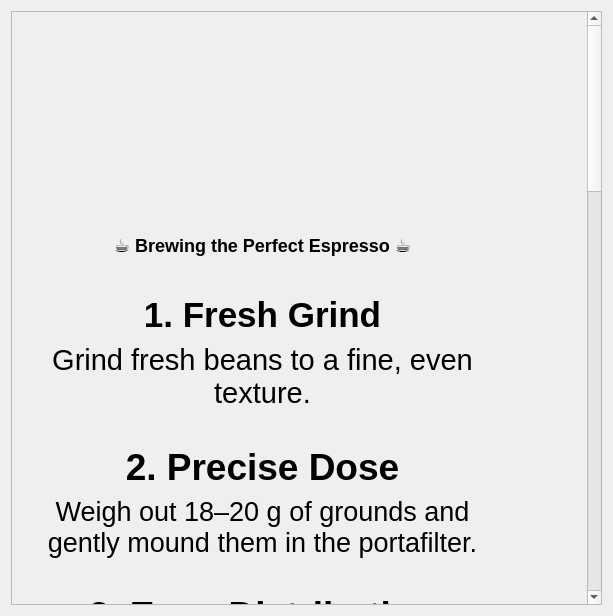
First picture: the form in kaffeknekt/GUI_firstDraft/coffeinstructionsdialog.ui, repository martintara/kaffeknekt, before the edit.
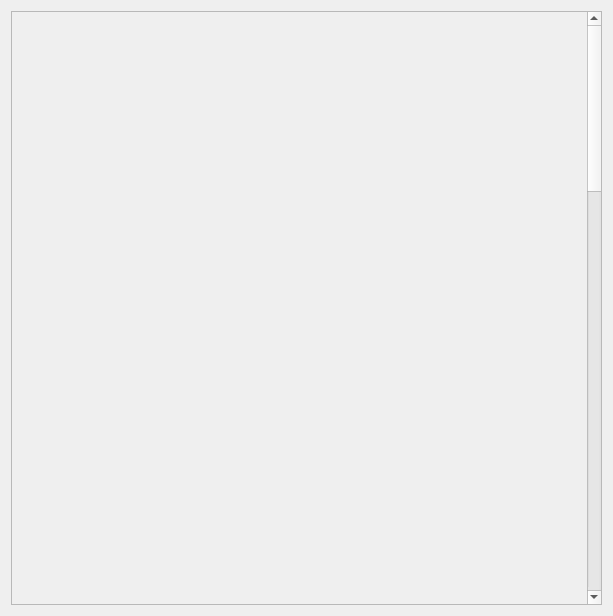
Second picture: the form after the edit. Icons and pictures are not drawn.

```diff
--- a/kaffeknekt/GUI_firstDraft/coffeinstructionsdialog.ui
+++ b/kaffeknekt/GUI_firstDraft/coffeinstructionsdialog.ui
@@ -24,8 +24,8 @@
        <rect>
         <x>0</x>
         <y>0</y>
-        <width>2247</width>
-        <height>2473</height>
+        <width>2094</width>
+        <height>2018</height>
        </rect>
       </property>
       <layout class="QGridLayout" name="gridLayout_2">
@@ -77,13 +77,13 @@
 </string>
          </property>
          <property name="frameShape">
-          <enum>QFrame::Shape::StyledPanel</enum>
+          <enum>QFrame::NoFrame</enum>
          </property>
          <property name="text">
           <string>&lt;html&gt;&lt;head/&gt;&lt;body&gt;&lt;h2 align=&quot;center&quot; style=&quot; margin-top:16px; margin-bottom:12px; margin-left:0px; margin-right:0px; -qt-block-indent:0; text-indent:0px;&quot;&gt;&lt;span style=&quot; font-size:48pt; font-weight:700;&quot;&gt;☕️ Brewing the Perfect Espresso ☕️&lt;/span&gt;&lt;/h2&gt;&lt;p align=&quot;center&quot;&gt;&lt;span style=&quot; font-size:26pt; font-weight:700;&quot;&gt;1. Fresh Grind&lt;/span&gt;&lt;span style=&quot; font-size:48pt;&quot;&gt;&lt;br/&gt;&lt;/span&gt;&lt;span style=&quot; font-size:22pt;&quot;&gt;Grind fresh beans to a fine, even texture.&lt;/span&gt;&lt;/p&gt;&lt;p align=&quot;center&quot;&gt;&lt;span style=&quot; font-size:28pt; font-weight:700;&quot;&gt;2. Precise Dose&lt;/span&gt;&lt;span style=&quot; font-size:48pt;&quot;&gt;&lt;br/&gt;&lt;/span&gt;&lt;span style=&quot; font-size:20pt;&quot;&gt;Weigh out 18–20 g of grounds and gently mound them in the portafilter.&lt;/span&gt;&lt;/p&gt;&lt;p align=&quot;center&quot;&gt;&lt;span style=&quot; font-size:28pt; font-weight:700;&quot;&gt;3. Even Distribution&lt;/span&gt;&lt;span style=&quot; font-size:48pt;&quot;&gt;&lt;br/&gt;&lt;/span&gt;&lt;span style=&quot; font-size:20pt;&quot;&gt;Tap the side of the portafilter to settle the coffee and sweep off any stray grounds to create a flat surface.&lt;/span&gt;&lt;/p&gt;&lt;p align=&quot;center&quot;&gt;&lt;br/&gt;&lt;/p&gt;&lt;p align=&quot;center&quot;&gt;&lt;span style=&quot; font-size:28pt; font-weight:700;&quot;&gt;4. Firm Tamp&lt;/span&gt;&lt;span style=&quot; font-size:48pt;&quot;&gt;&lt;br/&gt;&lt;/span&gt;&lt;span style=&quot; font-size:20pt;&quot;&gt;Press down with 30–40 lbs of pressure using a level tamper. &lt;/span&gt;&lt;/p&gt;&lt;p align=&quot;center&quot;&gt;&lt;span style=&quot; font-size:28pt; font-weight:700;&quot;&gt;5. Secure Lock-In&lt;/span&gt;&lt;span style=&quot; font-size:48pt;&quot;&gt;&lt;br/&gt;&lt;/span&gt;&lt;span style=&quot; font-size:20pt;&quot;&gt;Twist the portafilter firmly into the group head.&lt;/span&gt;&lt;/p&gt;&lt;p align=&quot;center&quot;&gt;&lt;span style=&quot; font-size:20pt;&quot;&gt;.&lt;/span&gt;&lt;/p&gt;&lt;p align=&quot;center&quot;&gt;&lt;span style=&quot; font-size:28pt; font-weight:700;&quot;&gt;6. Flow Check&lt;/span&gt;&lt;span style=&quot; font-size:48pt;&quot;&gt;&lt;br/&gt;&lt;/span&gt;&lt;span style=&quot; font-size:20pt;&quot;&gt;Watch for a smooth, caramel-colored stream, no drips or spurts. &lt;/span&gt;&lt;/p&gt;&lt;p align=&quot;center&quot;&gt;&lt;span style=&quot; font-size:28pt; font-weight:700;&quot;&gt;7. Clean &amp;amp; Reset&lt;/span&gt;&lt;span style=&quot; font-size:48pt;&quot;&gt;&lt;br/&gt;&lt;/span&gt;&lt;span style=&quot; font-size:20pt;&quot;&gt;After the brewing process ends, eject the coffee-puck, wipe the basket, and prepare for your next shot.&lt;/span&gt;&lt;/p&gt;&lt;p align=&quot;center&quot;&gt;&lt;span style=&quot; font-size:72pt; font-weight:700;&quot;&gt;✨ Enjoy your coffee ✨&lt;/span&gt;&lt;/p&gt;&lt;/body&gt;&lt;/html&gt;</string>
          </property>
          <property name="textFormat">
-          <enum>Qt::TextFormat::RichText</enum>
+          <enum>Qt::PlainText</enum>
          </property>
          <property name="wordWrap">
           <bool>true</bool>
```
Left out of the diff: 2 changed lines with no effect on the pictures.
